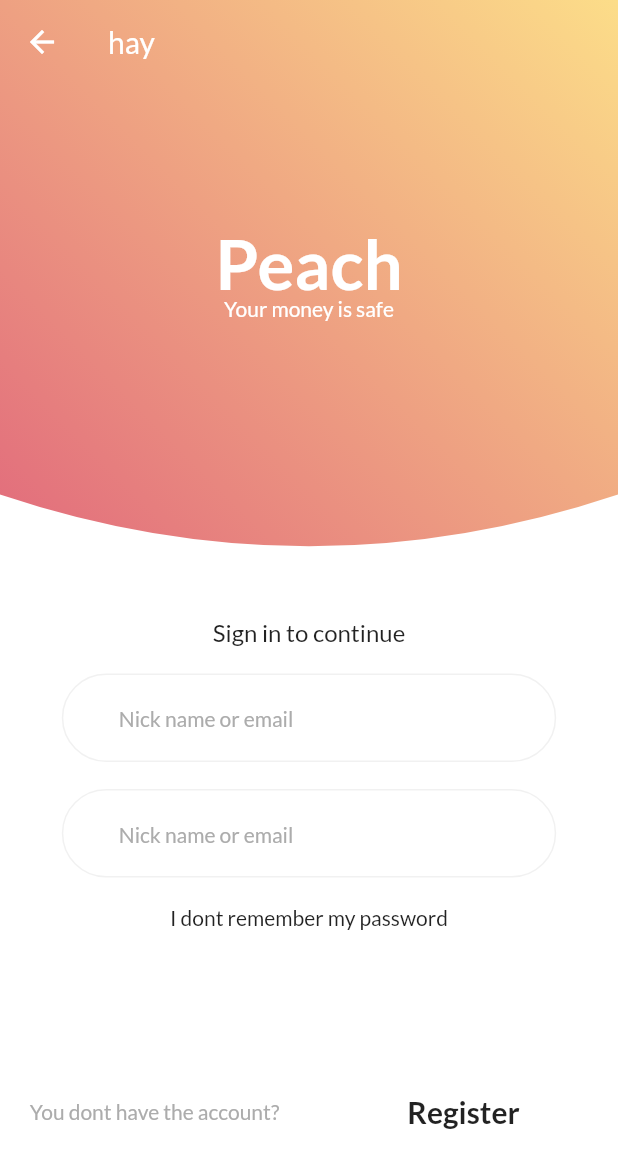
After one commit to jackwill99/Training-Flutter-Shop, a Flutter app: the FullScreenClip screen opened by its route, on a phone screen of 412 x 824 dp. The commit adds this screen. Shown: the top 1168 px of the screen. Run offline on Flutter 3.47's test engine with Material 2 defaults, Android fonts, the phone set to English and light mode, and no system bars; network calls fail.

Commit message:
full-screen clip, paint, and bakground

```diff
--- a/lib/ProviderListenTesting.dart
+++ b/lib/ProviderListenTesting.dart
@@ -120,7 +120,7 @@ class ExampleNoListenWidget extends StatelessWidget {
               '${counter.count}',
               style: Theme.of(context).textTheme.headline1,
             ),
-            RaisedButton(
+            ElevatedButton(
               child: const Text("Increment"),
               onPressed: () => counter.increment(),
             )
--- /dev/null
+++ b/lib/full_screen_clip/full_screen_clip.dart
@@ -0,0 +1,198 @@
+import 'package:flutter/material.dart';
+import 'dart:math' as math;
+
+// void main() => runApp(MyApp());
+
+// class MyApp extends StatelessWidget {
+//   @override
+//   Widget build(BuildContext context) {
+//     return MaterialApp(
+//       debugShowCheckedModeBanner: false,
+//       home: MyHomePage(),
+//     );
+//   }
+// }
+
+class FullScreenClip extends StatefulWidget {
+  static const routeName= '/full-screen-clip';
+  const FullScreenClip({Key? key}) : super(key: key);
+
+  @override
+  _FullScreenClipState createState() => _FullScreenClipState();
+}
+
+class _FullScreenClipState extends State<FullScreenClip>
+    with SingleTickerProviderStateMixin {
+  late AnimationController _controller;
+
+  @override
+  void initState() {
+    super.initState();
+    _controller = AnimationController(
+      value: 0.0,
+      duration: const Duration(seconds: 25),
+      upperBound: 1,
+      lowerBound: -1,
+      vsync: this,
+    )..repeat();
+  }
+
+  @override
+  void dispose() {
+    _controller.dispose();
+
+    super.dispose();
+  }
+
+  @override
+  Widget build(BuildContext context) {
+    var size = MediaQuery.of(context).size;
+    // if (_controller.value == 0.8) _controller.reverse();
+    return Scaffold(
+      resizeToAvoidBottomInset: false,
+      backgroundColor: Colors.white,
+      appBar: AppBar(
+        title: Text('hay'),
+        backgroundColor: Colors.transparent,
+        elevation: 0.0,
+      ),
+      extendBodyBehindAppBar: true,
+      body: Column(
+        children: <Widget>[
+          Stack(
+            alignment: Alignment.center,
+            children: [
+              AnimatedBuilder(
+                animation: _controller,
+                builder: (BuildContext context, child) {
+                  return child!;
+                },
+                child: ClipPath(
+                  clipper: DrawClip(_controller.value),
+                  child: Container(
+                    height: size.height * 0.5,
+                    decoration: const BoxDecoration(
+                      gradient: LinearGradient(
+                          begin: Alignment.bottomLeft,
+                          end: Alignment.topRight,
+                          colors: [Color(0xFFE0647B), Color(0xFFFCDD89)]),
+                    ),
+                  ),
+                ),
+              ),
+              Container(
+                padding: const EdgeInsets.only(bottom: 60),
+                child: const Text(
+                  'Peach',
+                  style: TextStyle(
+                      color: Colors.white,
+                      fontSize: 46,
+                      fontWeight: FontWeight.bold),
+                ),
+              ),
+              const Text(
+                'Your money is safe',
+                style: TextStyle(color: Colors.white),
+              )
+            ],
+          ),
+          const Text(
+            'Sign in to continue',
+            style: TextStyle(fontSize: 16),
+          ),
+          Container(
+            width: size.width * 0.8,
+            margin: const EdgeInsets.only(top: 18),
+            child: input('Nick name or email'),
+          ),
+          Container(
+            width: size.width * 0.8,
+            margin: const EdgeInsets.only(top: 18),
+            child: input('Password', isPass: true),
+          ),
+          Container(
+            margin: const EdgeInsets.only(top: 18),
+            child: GestureDetector(
+              onTap: () {},
+              child: const Text('I dont remember my password'),
+            ),
+          ),
+          Expanded(
+            child: Container(
+              margin: const EdgeInsets.only(top: 38),
+              child: Row(
+                children: <Widget>[
+                  Expanded(
+                    child: Center(
+                      child: GestureDetector(
+                        onTap: () {},
+                        child: const Text(
+                          'You dont have the account?',
+                          style:
+                              TextStyle(color: Color(0xFFACACAC), fontSize: 14),
+                        ),
+                      ),
+                    ),
+                  ),
+                  Expanded(
+                    child: Center(
+                      child: GestureDetector(
+                        onTap: () {},
+                        child: const Text(
+                          'Register',
+                          style: TextStyle(
+                              fontSize: 20, fontWeight: FontWeight.bold),
+                        ),
+                      ),
+                    ),
+                  ),
+                ],
+              ),
+            ),
+          )
+        ],
+      ),
+    );
+  }
+}
+
+Widget input(String hint, {bool isPass = false}) {
+  return TextField(
+    obscureText: isPass,
+    decoration: const InputDecoration(
+        hintText: 'Nick name or email',
+        hintStyle: TextStyle(color: Color(0xFFACACAC), fontSize: 14),
+        contentPadding: EdgeInsets.only(top: 20, bottom: 20, left: 38),
+        enabledBorder: OutlineInputBorder(
+          borderSide: BorderSide(color: Color(0xFFF1F1F1)),
+          borderRadius: BorderRadius.all(Radius.circular(30.0)),
+        ),
+        focusedBorder: OutlineInputBorder(
+          borderSide: BorderSide(color: Color(0xFFC7C7C7)),
+          borderRadius: BorderRadius.all(Radius.circular(30.0)),
+        )),
+  );
+}
+
+class DrawClip extends CustomClipper<Path> {
+  double move = 0;
+  double slice = math.pi;
+  DrawClip(this.move);
+  @override
+  Path getClip(Size size) {
+    Path path = Path();
+    path.lineTo(0, size.height * 0.8);
+    double xCenter =
+        size.width * 0.5 + (size.width * 0.6 + 1) * math.sin(move * slice);
+    double yCenter = size.height * 0.8 + 69 * math.cos(move * slice);
+    path.quadraticBezierTo(xCenter, yCenter, size.width, size.height * 0.8);
+
+    path.lineTo(size.width, 0);
+    return path;
+  }
+
+  @override
+  bool shouldReclip(CustomClipper<Path> oldClipper) {
+    return true;
+  }
+}
--- a/lib/main.dart
+++ b/lib/main.dart
@@ -1,5 +1,8 @@
 import 'package:flutter/material.dart';
+import 'package:flutter_shop/appbar_image/appbar_image.dart';
 import 'package:flutter_shop/clipper/clipper_widget.dart';
+import 'package:flutter_shop/custom_paint/custom_paint_index.dart';
+import 'package:flutter_shop/full_screen_clip/full_screen_clip.dart';
 import 'package:flutter_shop/screens/edit_product_screen.dart';
 import 'package:flutter_shop/screens/user_products_screen.dart';
 import 'package:provider/provider.dart';
@@ -47,6 +50,9 @@ class MyApp extends StatelessWidget {
             UserProductsScreen.routeName: (ctx) => UserProductsScreen(),
             EditProductScreen.routeName: (ctx) => EditProductScreen(),
             ClipperWidget.routeName: (ctx) => const ClipperWidget(),
+            FullScreenClip.routeName: (ctx) => const FullScreenClip(),
+            CustomPaintIndex.routeName: (ctx) => const CustomPaintIndex(),
+            AppBarImage.routeName: (ctx) => const AppBarImage(),
           }),
     );
   }
```
Also changed, not shown: lib/appbar_image/appbar_image.dart (added, +58 -0 lines), lib/clipper/clipper_widget.dart (+15 -5 lines), lib/custom_paint/custom_paint.dart (added, +253 -0 lines), lib/custom_paint/custom_paint_index.dart (added, +25 -0 lines), lib/screens/products_overview_screen.dart (+3 -20 lines), lib/widgets/app_drawer.dart (+35 -0 lines), pubspec.yaml (+3 -4 lines), assets/images/test.png (added), pubspec.lock.
